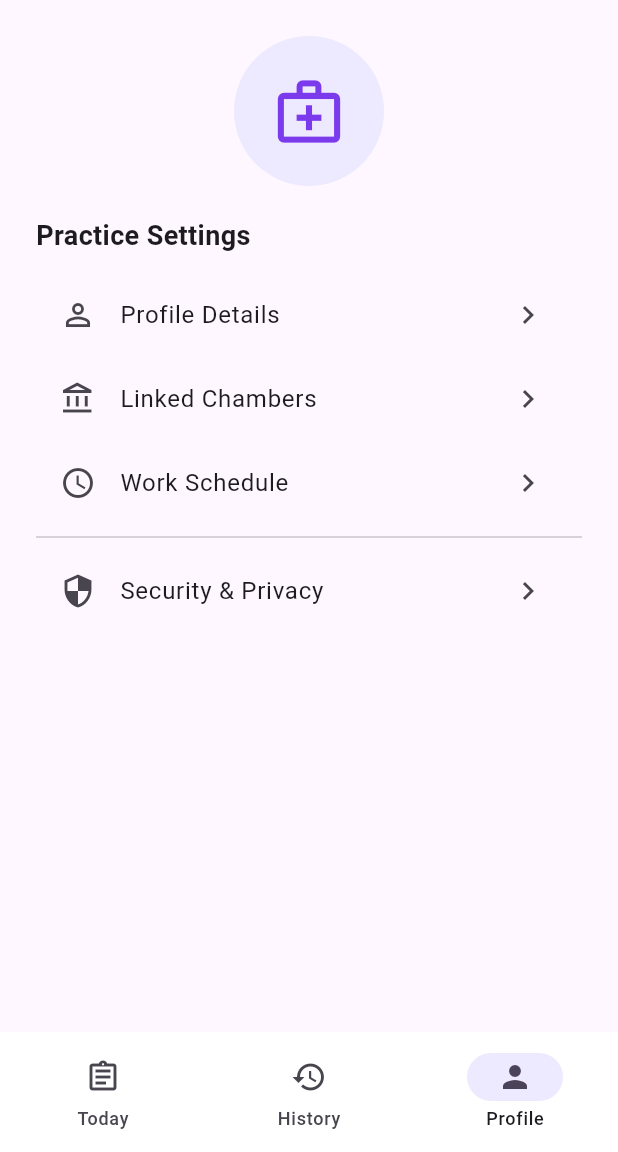
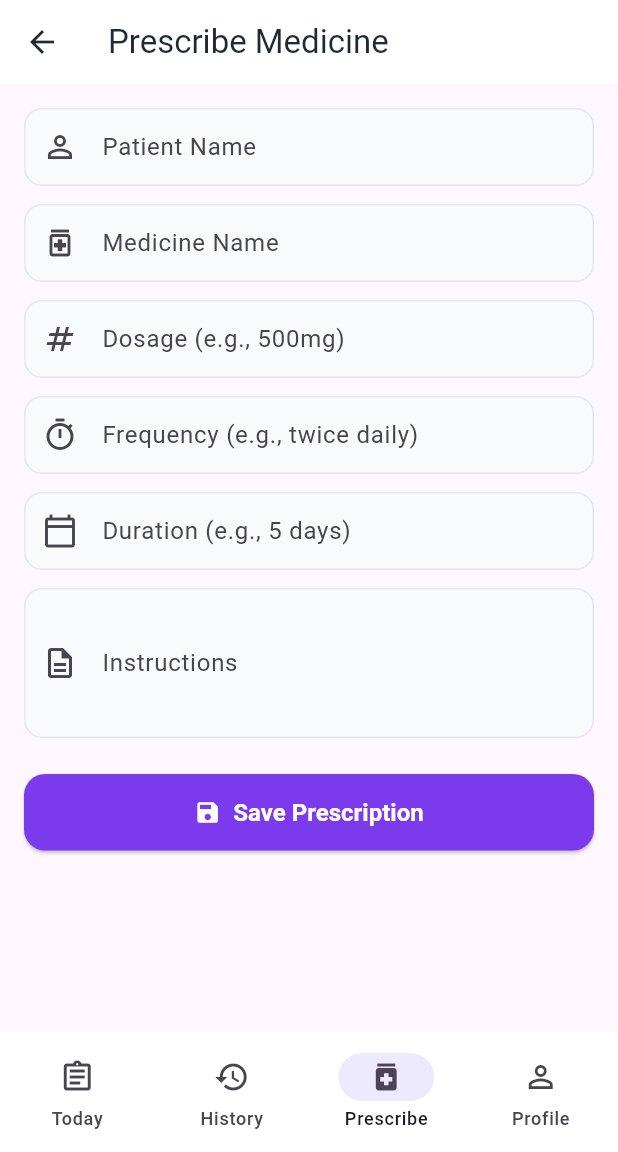
Before and after one commit to wintararaj-cmd/rxdesk, a Flutter app: the DoctorHome screen opened directly, item 3 of the bottom bar chosen, on a phone screen of 412 x 824 dp, the part 84-1236 px from its top. Run offline on Flutter 3.47's test engine with Material 3 defaults, Android fonts, the phone set to English and light mode, and no system bars; our stand-ins replace pdf, printing, shared_preferences; accounts and stored records are empty; network calls fail.

Commit message:
Fixed quick action buttons in shop and doctor app; added prescription module

```diff
--- a/apps/mobile/lib/screens/doctor/doctor_home.dart
+++ b/apps/mobile/lib/screens/doctor/doctor_home.dart
@@ -4,6 +4,8 @@ import 'package:flutter/material.dart';
 import '../../services/api_service.dart';
 import '../../services/auth_service.dart';
 import '../login_screen.dart';
+import 'doctor_prescribe_screen.dart';
+import 'doctor_profile_details.dart';
 
 class DoctorHome extends StatefulWidget {
   const DoctorHome({super.key});
@@ -33,9 +35,10 @@ class _DoctorHomeState extends State<DoctorHome> {
 
   @override
   Widget build(BuildContext context) {
-    final pages = [
+    final List<Widget> pages = [
       const DoctorAppointmentsTab(),
       const DoctorHistoryTab(),
+      DoctorPrescribeScreen(),
       const DoctorProfileTab(),
     ];
 
@@ -62,6 +65,7 @@ class _DoctorHomeState extends State<DoctorHome> {
         destinations: const [
           NavigationDestination(icon: Icon(Icons.assignment_outlined), selectedIcon: Icon(Icons.assignment), label: 'Today'),
           NavigationDestination(icon: Icon(Icons.history), selectedIcon: Icon(Icons.history), label: 'History'),
+          NavigationDestination(icon: Icon(Icons.medication_outlined), selectedIcon: Icon(Icons.medication), label: 'Prescribe'),
           NavigationDestination(icon: Icon(Icons.person_outline), selectedIcon: Icon(Icons.person), label: 'Profile'),
         ],
       ),
@@ -180,11 +184,22 @@ class DoctorProfileTab extends StatelessWidget {
       const SizedBox(height: 20),
       const Text('Practice Settings', style: TextStyle(fontSize: 18, fontWeight: FontWeight.bold)),
       const SizedBox(height: 12),
-      ListTile(leading: const Icon(Icons.person_outline), title: const Text('Profile Details'), trailing: const Icon(Icons.chevron_right), onTap: () {}),
-      ListTile(leading: const Icon(Icons.account_balance_outlined), title: const Text('Linked Chambers'), trailing: const Icon(Icons.chevron_right), onTap: () {}),
-      ListTile(leading: const Icon(Icons.schedule_outlined), title: const Text('Work Schedule'), trailing: const Icon(Icons.chevron_right), onTap: () {}),
-      const Divider(),
-      ListTile(leading: const Icon(Icons.security), title: const Text('Security & Privacy'), trailing: const Icon(Icons.chevron_right), onTap: () {}),
+       ListTile(leading: const Icon(Icons.person_outline), title: const Text('Profile Details'), trailing: const Icon(Icons.chevron_right), onTap: () {
+         Navigator.of(context).push(MaterialPageRoute(builder: (_) => const DoctorProfileDetails()));
+       }),
+       ListTile(leading: const Icon(Icons.account_balance_outlined), title: const Text('Linked Chambers'), trailing: const Icon(Icons.chevron_right), onTap: () {
+         // TODO: Implement linked chambers screen
+         ScaffoldMessenger.of(context).showSnackBar(const SnackBar(content: Text('Linked Chambers coming soon')));
+       }),
+       ListTile(leading: const Icon(Icons.schedule_outlined), title: const Text('Work Schedule'), trailing: const Icon(Icons.chevron_right), onTap: () {
+         // TODO: Implement work schedule screen
+         ScaffoldMessenger.of(context).showSnackBar(const SnackBar(content: Text('Work Schedule coming soon')));
+       }),
+       const Divider(),
+       ListTile(leading: const Icon(Icons.security), title: const Text('Security & Privacy'), trailing: const Icon(Icons.chevron_right), onTap: () {
+         // TODO: Implement security & privacy screen
+         ScaffoldMessenger.of(context).showSnackBar(const SnackBar(content: Text('Security & Privacy coming soon')));
+       }),
     ]);
   }
 }
--- /dev/null
+++ b/apps/mobile/lib/screens/doctor/doctor_prescribe_screen.dart
@@ -0,0 +1,271 @@
+// lib/screens/doctor/doctor_prescribe_screen.dart
+import 'dart:async';
+import 'package:flutter/material.dart';
+import '../../services/api_service.dart';
+
+class DoctorPrescribeScreen extends StatefulWidget {
+  const DoctorPrescribeScreen({super.key});
+
+  @override
+  State<DoctorPrescribeScreen> createState() => _DoctorPrescribeScreenState();
+}
+
+class _DoctorPrescribeScreenState extends State<DoctorPrescribeScreen> {
+  bool _isLoading = false;
+
+  final _patientNameCtrl = TextEditingController();
+  final _patientPhoneCtrl = TextEditingController();
+  final _medicineNameCtrl = TextEditingController();
+  final _dosageCtrl = TextEditingController();
+  final _frequencyCtrl = TextEditingController();
+  final _durationCtrl = TextEditingController();
+  final _instructionsCtrl = TextEditingController();
+
+  List<Map<String, dynamic>> _patientSuggestions = [];
+  Timer? _patientDebounce;
+  List<Map<String, dynamic>> _medicineSuggestions = [];
+  Timer? _medicineDebounce;
+
+  @override
+  void initState() {
+    super.initState();
+  }
+
+  @override
+  void dispose() {
+    _patientNameCtrl.dispose();
+    _patientPhoneCtrl.dispose();
+    _medicineNameCtrl.dispose();
+    _dosageCtrl.dispose();
+    _frequencyCtrl.dispose();
+    _durationCtrl.dispose();
+    _instructionsCtrl.dispose();
+    _patientDebounce?.cancel();
+    _medicineDebounce?.cancel();
+    super.dispose();
+  }
+
+  void _searchPatients(String q) {
+    _patientDebounce?.cancel();
+    if (q.length < 3) {
+      setState(() => _patientSuggestions = []);
+      return;
+    }
+    _patientDebounce = Timer(const Duration(milliseconds: 250), () async {
+      try {
+        final results = await ApiService.searchPatients(q);
+        if (mounted) setState(() => _patientSuggestions = results.cast<Map<String, dynamic>>());
+      } catch (_) {}
+    });
+  }
+
+  void _searchMedicines(String q) {
+    _medicineDebounce?.cancel();
+    if (q.length < 3) {
+      setState(() => _medicineSuggestions = []);
+      return;
+    }
+    _medicineDebounce = Timer(const Duration(milliseconds: 250), () async {
+      try {
+        final results = await ApiService.searchMedicines(q);
+        if (mounted) setState(() => _medicineSuggestions = results.cast<Map<String, dynamic>>());
+      } catch (_) {}
+    });
+  }
+
+  Future<void> _savePrescription() async {
+    // Basic validation
+    if (_patientNameCtrl.text.isEmpty ||
+        _medicineNameCtrl.text.isEmpty ||
+        _dosageCtrl.text.isEmpty ||
+        _frequencyCtrl.text.isEmpty ||
+        _durationCtrl.text.isEmpty) {
+      ScaffoldMessenger.of(context).showSnackBar(
+        const SnackBar(content: Text('Please fill all required fields')),
+      );
+      return;
+    }
+
+    setState(() => _isLoading = true);
+    try {
+      final payload = {
+        'patient_name': _patientNameCtrl.text.trim(),
+        'patient_phone': _patientPhoneCtrl.text.trim(),
+        'medicine_name': _medicineNameCtrl.text.trim(),
+        'dosage': _dosageCtrl.text.trim(),
+        'frequency': _frequencyCtrl.text.trim(),
+        'duration': _durationCtrl.text.trim(),
+        'instructions': _instructionsCtrl.text.trim(),
+      };
+      final res = await ApiService.createPrescription(payload);
+      if (mounted) {
+        ScaffoldMessenger.of(context).showSnackBar(
+          const SnackBar(content: Text('Prescription saved successfully!')),
+        );
+        // Clear form
+        _patientNameCtrl.clear();
+        _patientPhoneCtrl.clear();
+        _medicineNameCtrl.clear();
+        _dosageCtrl.clear();
+        _frequencyCtrl.clear();
+        _durationCtrl.clear();
+        _instructionsCtrl.clear();
+      }
+    } catch (e) {
+      if (mounted) {
+        ScaffoldMessenger.of(context).showSnackBar(
+          SnackBar(content: Text('Failed to save prescription: $e')),
+        );
+      }
+    } finally {
+      if (mounted) setState(() => _isLoading = false);
+    }
+  }
+
+  @override
+  Widget build(BuildContext context) {
+    return Scaffold(
+      appBar: AppBar(
+        title: const Text('Prescribe Medicine'),
+      ),
+      body: SingleChildScrollView(
+        padding: const EdgeInsets.all(16),
+        child: Column(
+          crossAxisAlignment: CrossAxisAlignment.stretch,
+          children: [
+            // Patient Search
+            TextField(
+              controller: _patientNameCtrl,
+              decoration: const InputDecoration(
+                labelText: 'Patient Name',
+                prefixIcon: Icon(Icons.person_outline),
+              ),
+              onChanged: (v) {
+                _searchPatients(v);
+              },
+            ),
+            if (_patientSuggestions.isNotEmpty)
+              Container(
+                margin: const EdgeInsets.only(top: 4),
+                decoration: BoxDecoration(
+                  color: Colors.white,
+                  borderRadius: BorderRadius.circular(10),
+                  border: Border.all(color: const Color(0xFFE5E7EB)),
+                ),
+                child: Column(
+                  children: _patientSuggestions.take(3).map((p) => ListTile(
+                    leading: const CircleAvatar(
+                      backgroundColor: Color(0xFFEDE9FE),
+                      child: Icon(Icons.person, color: Color(0xFF7C3AED), size: 18),
+                    ),
+                    title: Text(p['patient_name'] ?? '', style: const TextStyle(fontWeight: FontWeight.w600)),
+                    subtitle: Text(p['patient_phone'] ?? ''),
+                    onTap: () {
+                      _patientNameCtrl.text = p['patient_name'] ?? '';
+                      _patientPhoneCtrl.text = p['patient_phone'] ?? '';
+                      setState(() => _patientSuggestions = []);
+                    },
+                  )).toList(),
+                ),
+              ),
+            const SizedBox(height: 12),
+
+            // Medicine Search
+            TextField(
+              controller: _medicineNameCtrl,
+              decoration: const InputDecoration(
+                labelText: 'Medicine Name',
+                prefixIcon: Icon(Icons.medication_outlined),
+              ),
+              onChanged: (v) {
+                _searchMedicines(v);
+              },
+            ),
+            if (_medicineSuggestions.isNotEmpty)
+              Container(
+                margin: const EdgeInsets.only(top: 4),
+                decoration: BoxDecoration(
+                  color: Colors.white,
+                  borderRadius: BorderRadius.circular(10),
+                  border: Border.all(color: const Color(0xFFE5E7EB)),
+                ),
+                child: Column(
+                  children: _medicineSuggestions.take(3).map((m) => ListTile(
+                    leading: const CircleAvatar(
+                      backgroundColor: Color(0xFFEDE9FE),
+                      child: Icon(Icons.medication, color: Color(0xFF7C3AED), size: 18),
+                    ),
+                    title: Text(m['medicine_name'] ?? '', style: const TextStyle(fontWeight: FontWeight.w600)),
+                    subtitle: Text(m['generic_name'] ?? ''),
+                    onTap: () {
+                      _medicineNameCtrl.text = m['medicine_name'] ?? '';
+                      setState(() => _medicineSuggestions = []);
+                    },
+                  )).toList(),
+                ),
+              ),
+            const SizedBox(height: 12),
+
+            // Dosage
+            TextField(
+              controller: _dosageCtrl,
+              decoration: const InputDecoration(
+                labelText: 'Dosage (e.g., 500mg)',
+                prefixIcon: Icon(Icons.numbers_outlined),
+              ),
+              keyboardType: TextInputType.text,
+            ),
+            const SizedBox(height: 12),
+
+            // Frequency
+            TextField(
+              controller: _frequencyCtrl,
+              decoration: const InputDecoration(
+                labelText: 'Frequency (e.g., twice daily)',
+                prefixIcon: Icon(Icons.timer_outlined),
+              ),
+              keyboardType: TextInputType.text,
+            ),
+            const SizedBox(height: 12),
+
+            // Duration
+            TextField(
+              controller: _durationCtrl,
+              decoration: const InputDecoration(
+                labelText: 'Duration (e.g., 5 days)',
+                prefixIcon: Icon(Icons.calendar_today_outlined),
+              ),
+              keyboardType: TextInputType.text,
+            ),
+            const SizedBox(height: 12),
+
+            // Instructions
+            TextField(
+              controller: _instructionsCtrl,
+              decoration: const InputDecoration(
+                labelText: 'Instructions',
+                prefixIcon: Icon(Icons.description_outlined),
+              ),
+              maxLines: 3,
+            ),
+            const SizedBox(height: 24),
+
+            // Save Button
+            ElevatedButton.icon(
+              onPressed: _isLoading ? null : _savePrescription,
+              icon: _isLoading
+                  ? const SizedBox(width: 18, height: 18, child: CircularProgressIndicator(color: Colors.white, strokeWidth: 2))
+                  : const Icon(Icons.save),
+              label: Text(_isLoading ? 'Saving...' : 'Save Prescription'),
+              style: ElevatedButton.styleFrom(
+                padding: const EdgeInsets.symmetric(vertical: 16),
+                backgroundColor: const Color(0xFF7C3AED),
+                shape: RoundedRectangleBorder(borderRadius: BorderRadius.circular(14)),
+              ),
+            ),
+          ],
+        ),
+      ),
+    );
+  }
+}
```
Also changed, not shown: apps/mobile/lib/screens/doctor/doctor_profile_details.dart (added, +18 -0 lines), apps/mobile/lib/services/api_service.dart (+19 -0 lines), 1 other file.
